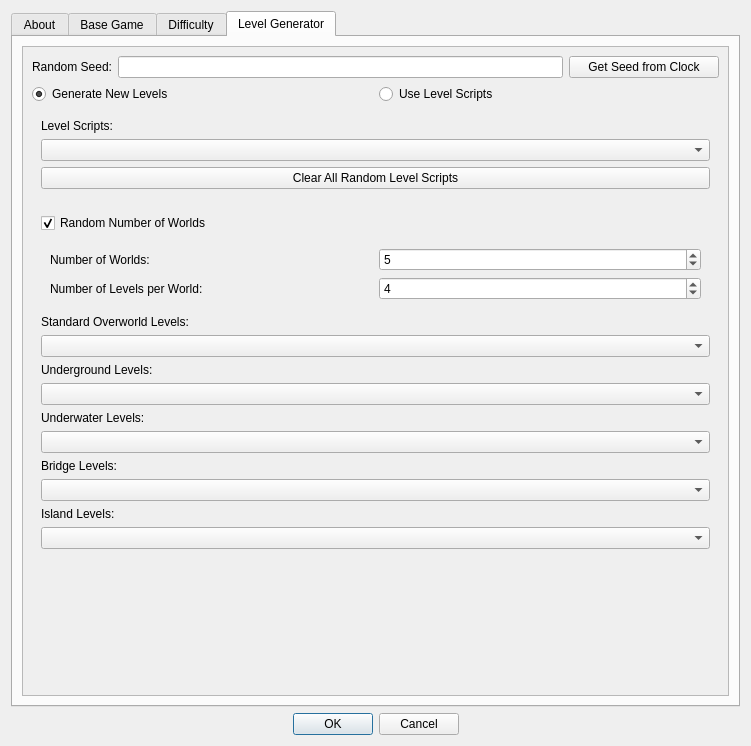
The window that SMB1/SMB1_Compliance_To_SMB1/Configure_Settings_Form.ui (Coolcord/Level-Headed) describes before a commit, drawn with Qt 5.
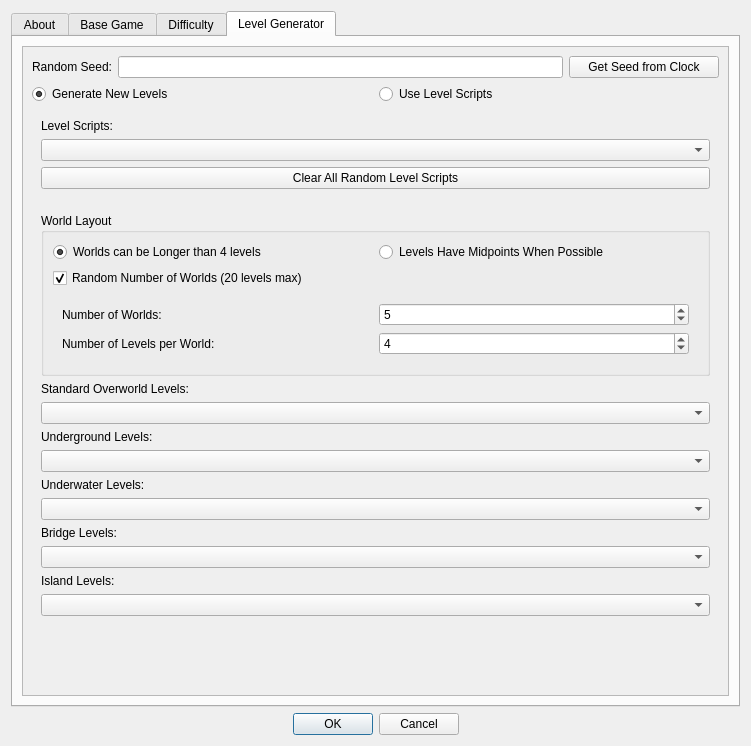
The same window after the commit. The open tabs and pages were chosen to show the change.

Commit message: Midpoints are enabled for 4 level worlds

```diff
--- a/SMB1/SMB1_Compliance_To_SMB1/Configure_Settings_Form.ui
+++ b/SMB1/SMB1_Compliance_To_SMB1/Configure_Settings_Form.ui
@@ -2108,8 +2108,8 @@
            <rect>
             <x>0</x>
             <y>0</y>
-            <width>701</width>
-            <height>635</height>
+            <width>684</width>
+            <height>704</height>
            </rect>
           </property>
           <layout class="QVBoxLayout" name="verticalLayout_4">
@@ -2198,12 +2198,39 @@
             <widget class="QWidget" name="layoutGenerateNewLevelsWidget" native="true">
              <layout class="QVBoxLayout" name="verticalLayout_15">
               <item>
+               <widget class="QGroupBox" name="groupWorldLayout">
+                <property name="title">
+                 <string>World Layout</string>
+                </property>
+                <layout class="QVBoxLayout" name="verticalLayout_17">
+                 <item>
+                  <layout class="QHBoxLayout" name="layoutWorldLayout">
+                   <item>
+                    <widget class="QRadioButton" name="radioWorldsCanBeLongerThan4Levels">
+                     <property name="text">
+                      <string>Worlds can be Longer than 4 levels</string>
+                     </property>
+                     <property name="checked">
+                      <bool>true</bool>
+                     </property>
+                    </widget>
+                   </item>
+                   <item>
+                    <widget class="QRadioButton" name="radioLevelsHaveMidpoints">
+                     <property name="text">
+                      <string>Levels Have Midpoints When Possible</string>
+                     </property>
+                    </widget>
+                   </item>
+                  </layout>
+                 </item>
+                 <item>
                <widget class="QCheckBox" name="cbRandomNumWorlds">
                 <property name="enabled">
                  <bool>true</bool>
                 </property>
                 <property name="text">
-                 <string>Random Number of Worlds</string>
+                    <string>Random Number of Worlds (20 levels max)</string>
                 </property>
                 <property name="checked">
                  <bool>true</bool>
@@ -2272,6 +2299,9 @@
                     </widget>
                    </item>
                   </layout>
+                    </item>
+                   </layout>
+                  </widget>
                  </item>
                 </layout>
                </widget>
```
Left out of the diff: 4 changed lines with no effect on the pictures. Lines whose indentation alone changed are shown as unchanged. The commit also changes 24 other files.
